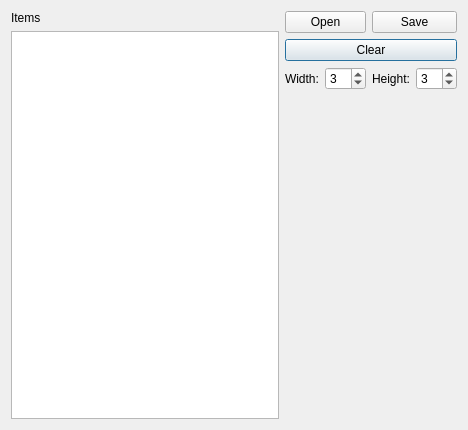
WohlSoft/Moondust-Project, file Editor/tileset_configure_dialog/tilesetconfiguredialog.ui: the form before one commit.
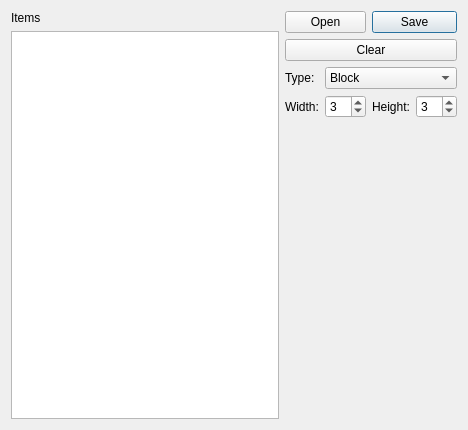
The form after the commit.

Commit message: Add type templates & fix glitch when dragging!

What changed in the file:
```diff
--- a/Editor/tileset_configure_dialog/tilesetconfiguredialog.ui
+++ b/Editor/tileset_configure_dialog/tilesetconfiguredialog.ui
@@ -16,24 +16,31 @@
   <layout class="QGridLayout" name="gridLayout_2">
    <item row="0" column="1" rowspan="2">
     <layout class="QGridLayout" name="tilesetLayoutContainer">
-     <item row="2" column="0">
+     <item row="0" column="2" colspan="2">
+      <widget class="QPushButton" name="SaveTileset">
+       <property name="text">
+        <string>Save</string>
+       </property>
+      </widget>
+     </item>
+     <item row="3" column="0">
       <widget class="QLabel" name="label_width">
        <property name="text">
         <string>Width:</string>
        </property>
       </widget>
      </item>
-     <item row="2" column="2">
+     <item row="3" column="2">
       <widget class="QLabel" name="label_height">
        <property name="text">
         <string>Height:</string>
        </property>
       </widget>
      </item>
-     <item row="2" column="3">
+     <item row="3" column="3">
       <widget class="QSpinBox" name="spin_height">
        <property name="minimum">
-        <number>2</number>
+        <number>1</number>
        </property>
        <property name="maximum">
         <number>10</number>
@@ -43,16 +50,10 @@
        </property>
       </widget>
      </item>
-     <item row="2" column="1">
-      <widget class="QSpinBox" name="spin_width">
-       <property name="minimum">
-        <number>2</number>
-       </property>
-       <property name="maximum">
-        <number>10</number>
-       </property>
-       <property name="value">
-        <number>3</number>
+     <item row="0" column="0" colspan="2">
+      <widget class="QPushButton" name="OpenTileset">
+       <property name="text">
+        <string>Open</string>
        </property>
       </widget>
      </item>
@@ -63,7 +64,20 @@
        </property>
       </widget>
      </item>
-     <item row="3" column="0" colspan="4">
+     <item row="3" column="1">
+      <widget class="QSpinBox" name="spin_width">
+       <property name="minimum">
+        <number>1</number>
+       </property>
+       <property name="maximum">
+        <number>10</number>
+       </property>
+       <property name="value">
+        <number>3</number>
+       </property>
+      </widget>
+     </item>
+     <item row="4" column="0" colspan="4">
       <layout class="QVBoxLayout" name="tilesetLayoutWidgetContainer">
        <item>
         <spacer name="verticalSpacer">
@@ -80,18 +94,30 @@
        </item>
       </layout>
      </item>
-     <item row="0" column="0" colspan="2">
-      <widget class="QPushButton" name="OpenTileset">
+     <item row="2" column="0">
+      <widget class="QLabel" name="label_2">
        <property name="text">
-        <string>Open</string>
+        <string>Type:</string>
        </property>
       </widget>
      </item>
-     <item row="0" column="2" colspan="2">
-      <widget class="QPushButton" name="SaveTileset">
-       <property name="text">
-        <string>Save</string>
-       </property>
+     <item row="2" column="1" colspan="3">
+      <widget class="QComboBox" name="comboBox">
+       <item>
+        <property name="text">
+         <string>Block</string>
+        </property>
+       </item>
+       <item>
+        <property name="text">
+         <string>BGO</string>
+        </property>
+       </item>
+       <item>
+        <property name="text">
+         <string>NPC</string>
+        </property>
+       </item>
       </widget>
      </item>
     </layout>
```
The commit also changes 1 other file.
